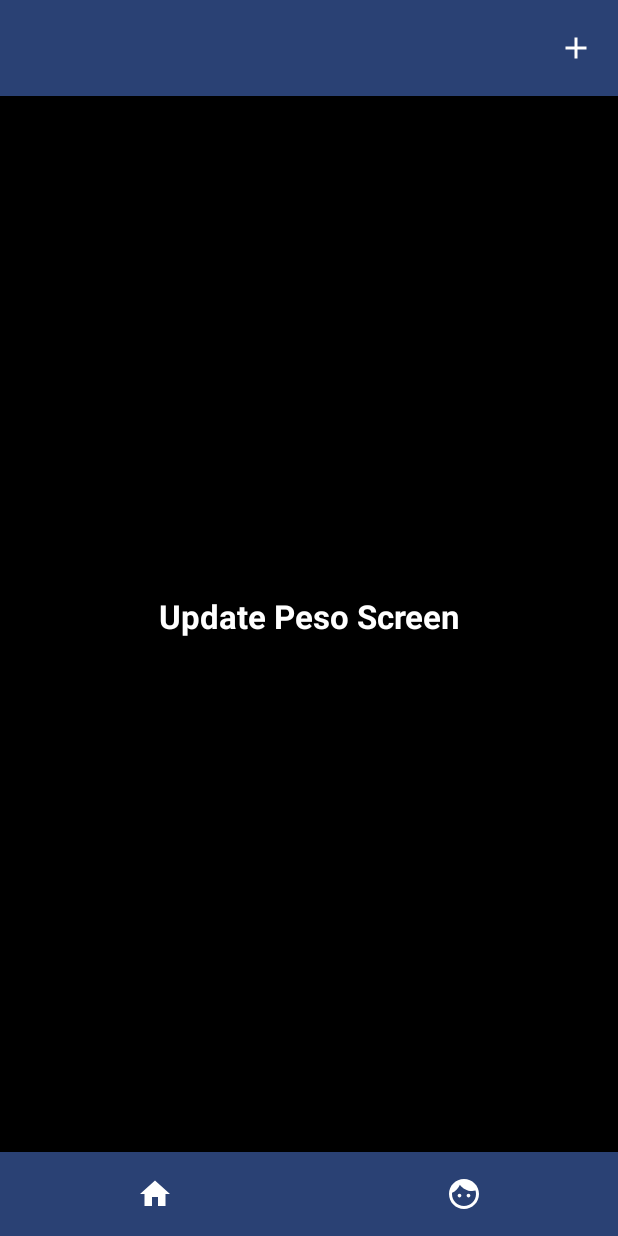
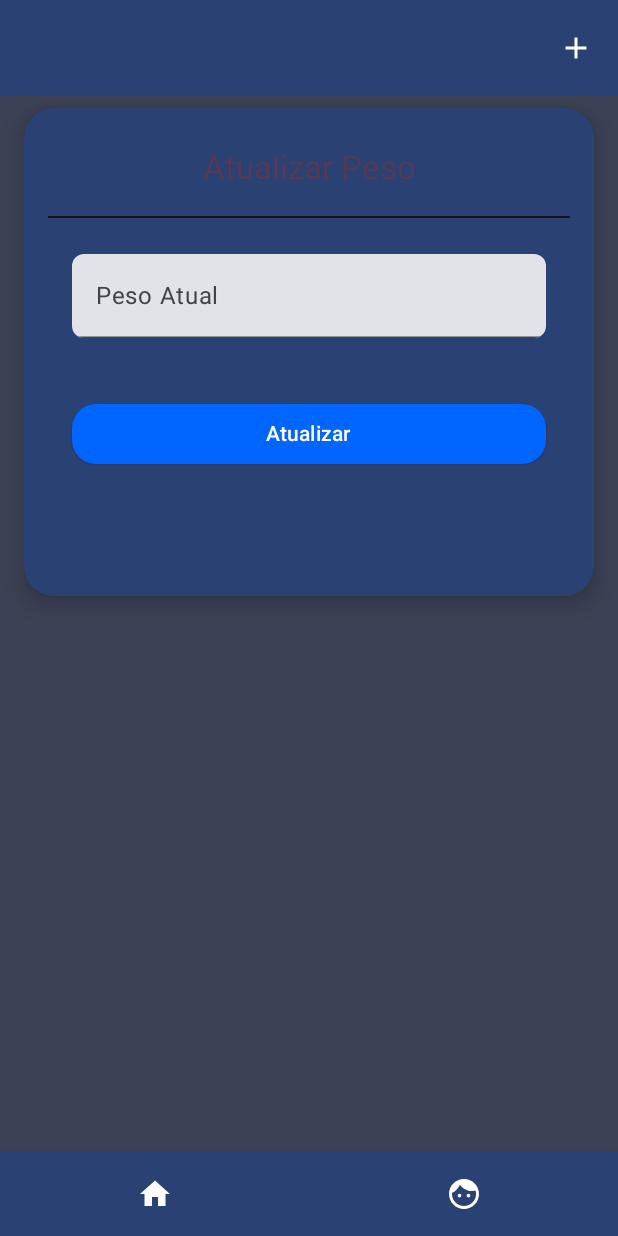
Before and after one commit to gabrielmelo21/BottomNavJetPackCompose, an Android app built with Jetpack Compose: the UpdatePeso screen opened through its navigation route, on a phone screen of 412 x 824 dp. Run offline under Robolectric (Android 15) with nearby library versions, the phone set to English and light mode, and no system bars.

Commit message:
v1 finalizado

```diff
--- a/app/src/main/java/com/melo/bottomnavjetpackcompose/api/API_CALLS.kt
+++ b/app/src/main/java/com/melo/bottomnavjetpackcompose/api/API_CALLS.kt
@@ -42,7 +42,13 @@ interface API_CALLS {
     @DELETE("deletarAlimento/{id}")
     suspend fun deletarAlimento(@Path("id") id: Int)
 
-   @PUT("updateCalorias/202")
+   @PUT("updateCalorias/1")
    suspend fun updateCalorias(@Body calorias: Calorias): Response<Calorias>
 
+
+    @POST("addPeso")
+    suspend fun updatePesoCall(@Body peso: Peso): Response<Peso>
+
+
+
 }
--- /dev/null
+++ b/app/src/main/java/com/melo/bottomnavjetpackcompose/api/ViewModels/UpdatePeso.kt
@@ -0,0 +1,23 @@
+package com.melo.bottomnavjetpackcompose.api.ViewModels
+
+import android.util.Log
+import androidx.lifecycle.ViewModel
+import com.melo.bottomnavjetpackcompose.api.ApiService
+import com.melo.bottomnavjetpackcompose.api.dataClasses.Calorias
+import com.melo.bottomnavjetpackcompose.api.dataClasses.Peso
+import kotlinx.coroutines.Dispatchers
+import kotlinx.coroutines.withContext
+
+class UpdatePeso : ViewModel() {
+    private val apiService = ApiService()
+
+    suspend fun updatePeso(peso: Peso){
+        return withContext(Dispatchers.IO){
+            try {
+                apiService.updatePeso(peso)
+            }catch (e: Exception){
+                Log.e("CaloriasUpdate", "Erro: ${e.message}")
+            }
+        }
+    }
+}
--- a/app/src/main/java/com/melo/bottomnavjetpackcompose/api/dataClasses/Peso.kt
+++ b/app/src/main/java/com/melo/bottomnavjetpackcompose/api/dataClasses/Peso.kt
@@ -1,4 +1,5 @@
 package com.melo.bottomnavjetpackcompose.api.dataClasses
+
 
 data class Peso(
     val id: Int?,
--- a/app/src/main/java/com/melo/bottomnavjetpackcompose/screens/UpdatePeso.kt
+++ b/app/src/main/java/com/melo/bottomnavjetpackcompose/screens/UpdatePeso.kt
@@ -1,26 +1,206 @@
 package com.melo.bottomnavjetpackcompose.screens
 
 import androidx.compose.foundation.background
+import androidx.compose.foundation.layout.Arrangement
 import androidx.compose.foundation.layout.Box
+import androidx.compose.foundation.layout.Column
+import androidx.compose.foundation.layout.Row
 import androidx.compose.foundation.layout.fillMaxSize
+import androidx.compose.foundation.layout.fillMaxWidth
+import androidx.compose.foundation.layout.height
+import androidx.compose.foundation.layout.padding
+import androidx.compose.foundation.shape.RoundedCornerShape
+import androidx.compose.foundation.text.BasicTextField
+import androidx.compose.foundation.text.KeyboardOptions
+import androidx.compose.material3.ButtonDefaults
+import androidx.compose.material3.Card
+import androidx.compose.material3.CardDefaults
+import androidx.compose.material3.Divider
+import androidx.compose.material3.ElevatedButton
+import androidx.compose.material3.ExperimentalMaterial3Api
 import androidx.compose.material3.MaterialTheme
 import androidx.compose.material3.Text
+import androidx.compose.material3.TextField
 import androidx.compose.runtime.Composable
+import androidx.compose.runtime.LaunchedEffect
+import androidx.compose.runtime.getValue
+import androidx.compose.runtime.mutableStateOf
+import androidx.compose.runtime.remember
+import androidx.compose.runtime.rememberUpdatedState
+import androidx.compose.runtime.setValue
 import androidx.compose.ui.Alignment
 import androidx.compose.ui.Modifier
 import androidx.compose.ui.graphics.Color
-import androidx.compose.ui.text.font.FontWeight
+import androidx.compose.ui.text.input.KeyboardType
+import androidx.compose.ui.unit.dp
+import androidx.core.text.isDigitsOnly
+import androidx.lifecycle.viewmodel.compose.viewModel
+import com.melo.bottomnavjetpackcompose.api.ViewModels.PesoViewModel
+import com.melo.bottomnavjetpackcompose.api.ViewModels.UpdatePeso
 
+import com.melo.bottomnavjetpackcompose.api.dataClasses.Peso
+import com.melo.bottomnavjetpackcompose.screens.Dialogs.AlertDialogExample
+
+@OptIn(ExperimentalMaterial3Api::class)
 @Composable
 fun UpdatePeso(){
+
+    val execOperation = remember { mutableStateOf(false) }
+    val pesoViewModel: PesoViewModel = viewModel()
+    val updatePesoViewModel: UpdatePeso = viewModel();
+    val pesoObjetivoState by rememberUpdatedState(pesoViewModel.pesoObjetivo)
+    val pesoAtualState by rememberUpdatedState(pesoViewModel.pesoAtual)
+
+    val pesoObjetivo: Float = pesoObjetivoState.value.toFloat()
+    val pesoAtual: Float = pesoAtualState.value.toFloat()
+
+
+    val openAlertDialog = remember { mutableStateOf(false) }
+
+    var novoPeso by remember { mutableStateOf("") }
+
+
+    LaunchedEffect(key1 = true ){
+        pesoViewModel.carregarPeso()
+    }
+
+    // update peso view Model que possui aquele metodo
+
+    if(execOperation.value){
+        LaunchedEffect(key1 = true){
+
+            val newPeso = Peso(null,  novoPeso.toDouble(), pesoObjetivo.toDouble(), "")
+
+            updatePesoViewModel.updatePeso(newPeso)
+
+            execOperation.value = false
+
+            novoPeso = ""
+
+            openAlertDialog.value = true
+        }
+    }
+
+
+
+
+    if (openAlertDialog.value) {
+        AlertDialogExample(
+            onDismissRequest = { openAlertDialog.value = false },
+            onConfirmation = {
+                openAlertDialog.value = false
+            },
+            dialogTitle = "Sucesso!",
+            dialogText = "Sucesso ao atualizar peso.",
+            dismissOn = false,
+            alertType = "Success"
+
+        )
+    }
+
+
+
     Box(
         modifier = Modifier
             .fillMaxSize()
-            .background(Color.Black),
-        contentAlignment = Alignment.Center
+            .background(MaterialTheme.colorScheme.secondary)
+            .padding(16.dp)
+        ){
 
-    ){
-        Text(text = "Update Peso Screen",  style = MaterialTheme.typography.titleLarge, color = Color.White, fontWeight = FontWeight.Bold
-        )
+        val paddingModifier = Modifier.padding(10.dp)
+        Card(
+            modifier = Modifier
+                .padding(top = 56.dp)
+                .fillMaxWidth()
+                .height(325.dp),
+            colors = CardDefaults.cardColors(
+                containerColor = MaterialTheme.colorScheme.primary,
+            ),
+            shape = RoundedCornerShape(20.dp),
+            elevation = CardDefaults.cardElevation(
+                defaultElevation = 10.dp
+            )
+        ) {
+
+            Column(
+                modifier = Modifier
+                    .fillMaxSize()
+                    .padding(16.dp), // Adiciona preenchimento interno ao Column
+                horizontalAlignment = Alignment.CenterHorizontally,
+                verticalArrangement = Arrangement.spacedBy(8.dp) // Espaçamento vertical entre os elementos
+            ) {
+                Text(
+                    text = "Atualizar Peso",
+                    modifier = paddingModifier,
+                    color = MaterialTheme.colorScheme.tertiary,
+                    style = MaterialTheme.typography.titleLarge
+                )
+                Divider(
+                    color = Color(0xFF141414), modifier = Modifier
+                        .fillMaxWidth()
+                        .height(1.dp)
+                )
+
+
+
+
+
+
+                TextField(
+                    value =  novoPeso,
+                    onValueChange = {
+                        if (it.isDigitsOnly()) {
+                            novoPeso = it
+                        }
+                    },
+                    keyboardOptions = KeyboardOptions.Default.copy(
+                        keyboardType = KeyboardType.Number
+                    ),
+
+                    label = { Text("Peso Atual") },
+                    shape = RoundedCornerShape(8.dp),
+                    modifier = Modifier
+                        .fillMaxWidth()
+                        .padding(16.dp)
+
+                )
+
+
+
+
+
+
+
+
+
+
+                Row(
+                    modifier = Modifier
+                        .fillMaxWidth()
+                ) {
+                    ElevatedButton(
+                        onClick = {
+
+                                execOperation.value = true
+
+                        },
+                        colors = ButtonDefaults.buttonColors(
+                            containerColor = Color(0xFF0066ff),
+                            contentColor = Color.White
+                        ),
+                        shape = RoundedCornerShape(16.dp), // Borda arredondada com 16.dp de raio
+                        modifier = Modifier
+                            .padding(16.dp)
+                            .weight(1f) // Preenche o espaço disponível na linha
+                    ) {
+                        Text(text = "Atualizar")
+                    }
+                }
+
+
+
+
+            }
+        }
     }
 }
```
Also changed, not shown: app/src/main/java/com/melo/bottomnavjetpackcompose/api/ApiService.kt (+10 -2 lines), app/src/main/java/com/melo/bottomnavjetpackcompose/screens/Peso.kt (+4 -4 lines).
